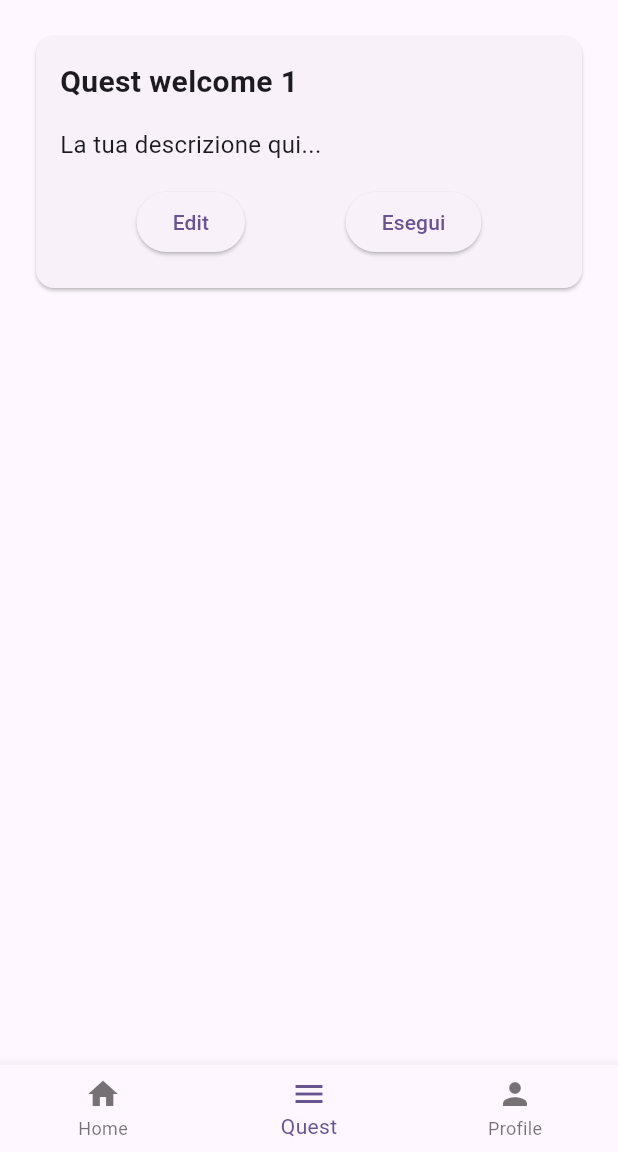
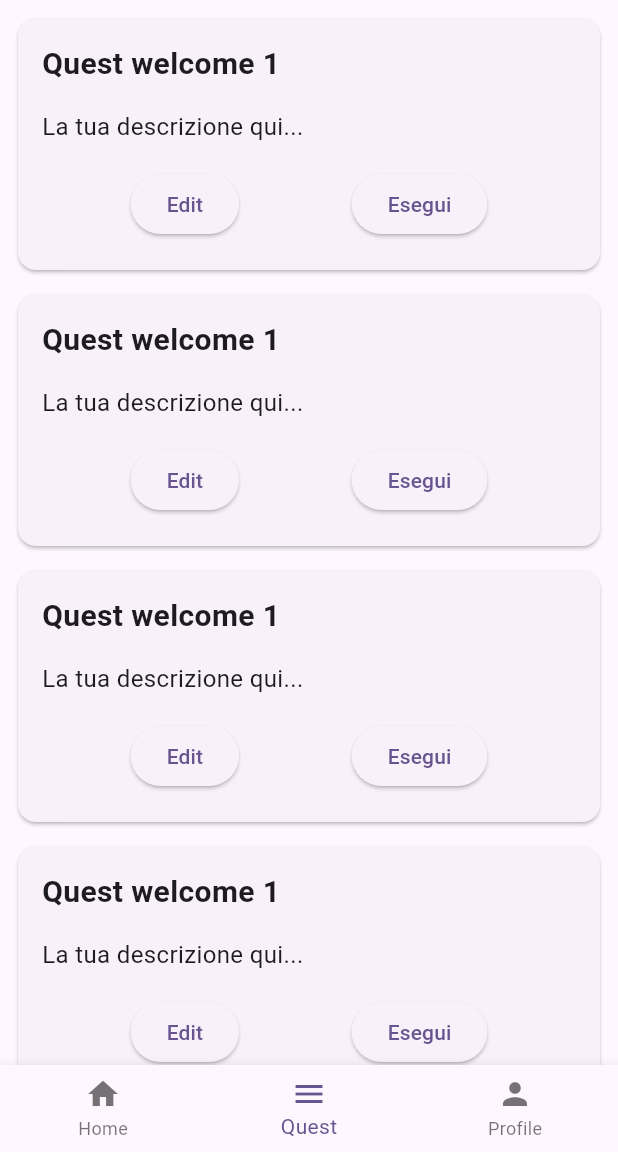
Before and after one commit to mike0697/quest_planner, a Flutter app: the screen it shows after launch, item 2 of the bottom bar chosen, on a phone screen of 412 x 824 dp, the part 84-1236 px from its top. Run offline on Flutter 3.47's test engine with Material 3 defaults, Android fonts, the light colour scheme and no system bars.

Commit message:
Aggiunto ListView di CardQuest

```diff
--- a/lib/screens/QuestScreen.dart
+++ b/lib/screens/QuestScreen.dart
@@ -7,13 +7,13 @@ class QuestScreen extends StatelessWidget {
 
   @override
   Widget build(BuildContext context) {
-    return Center(
-      child: Container(padding: EdgeInsets.all(20),
-          child: Column(children: [
-            CardQuest()
-          ]
-            ,)
-      ),
+    List<int> lista = [1,2,3,4,5,6,7,8,9,10];
+    return  ListView(
+      padding: EdgeInsets.all(8),
+      children: [
+        for(var i in lista)
+            CardQuest(),
+      ],
     );
   }
 }
--- a/lib/widgets/CardQuest.dart
+++ b/lib/widgets/CardQuest.dart
@@ -5,7 +5,9 @@ class CardQuest extends StatelessWidget {
 
   @override
   Widget build(BuildContext context) {
-    return Container( width: double.infinity,
+    return Container(
+        width: double.infinity,
+        margin: const EdgeInsets.only(bottom: 8),
         child:
         Card(
           child: Column(
```
